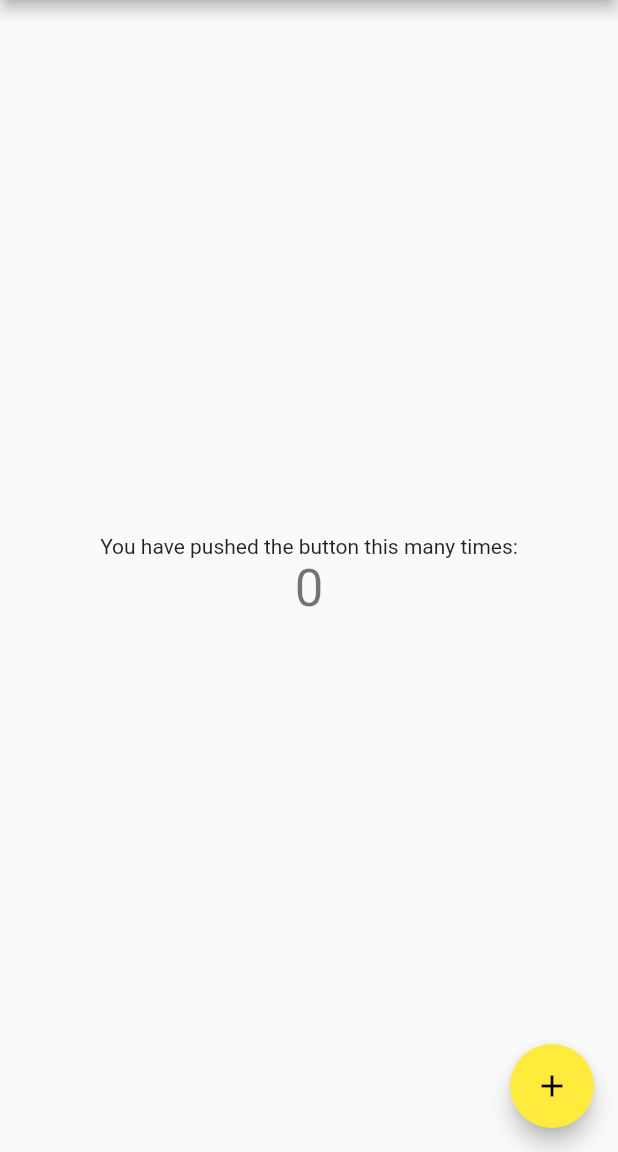
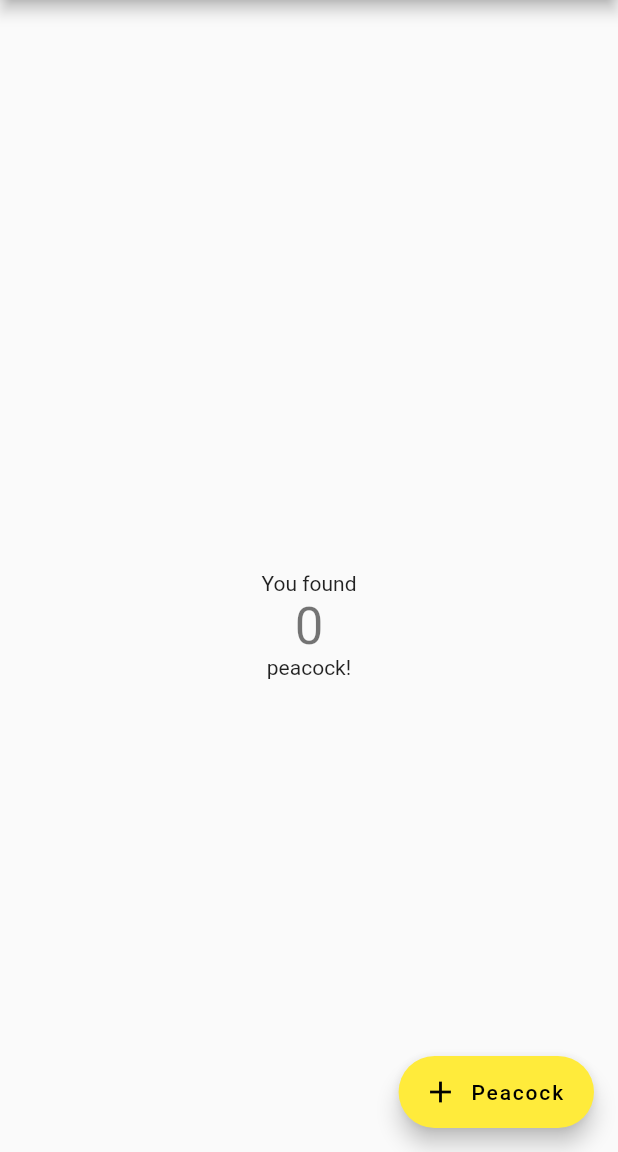
Before and after one commit to shuuji3/emoji_pop, a Flutter app: the screen it shows after launch, on a phone screen of 412 x 824 dp, the part 84-1236 px from its top. Run offline on Flutter 3.47's test engine with Material 2 defaults, Android fonts, the phone set to English and light mode, and no system bars.

Commit message:
feat: Make the increment operation grow the number of peacock emojis

```diff
--- a/lib/main.dart
+++ b/lib/main.dart
@@ -95,21 +95,31 @@ class _MyHomePageState extends State<MyHomePage> {
           // horizontal).
           mainAxisAlignment: MainAxisAlignment.center,
           children: <Widget>[
+            Center(
+              child: Text(
+                '🦚' * _counter,
+                style: Theme.of(context).textTheme.headline2,
+              ),
+            ),
             const Text(
-              'You have pushed the button this many times:',
+              'You found',
             ),
             Text(
               '$_counter',
               style: Theme.of(context).textTheme.headline4,
             ),
+            Text(
+              'peacock${_counter > 1 ? 's' : ''}!',
+            ),
           ],
         ),
       ),
-      floatingActionButton: FloatingActionButton(
+      floatingActionButton: FloatingActionButton.extended(
         onPressed: _incrementCounter,
         tooltip: 'Increment',
-        child: const Icon(Icons.add),
-      ), // This trailing comma makes auto-formatting nicer for build methods.
+        label: const Text('Peacock'),
+        icon: const Icon(Icons.add),
+      ),
     );
   }
 }
```
